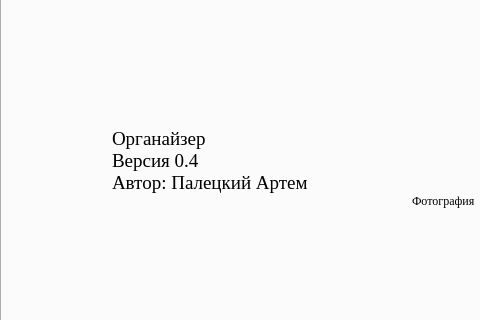
Old version of the form mainwindow.ui in the repository artempal/course_2016; both pictures show x 0 to 480 and y 96 to 416 of the 739 by 743 pixel window.
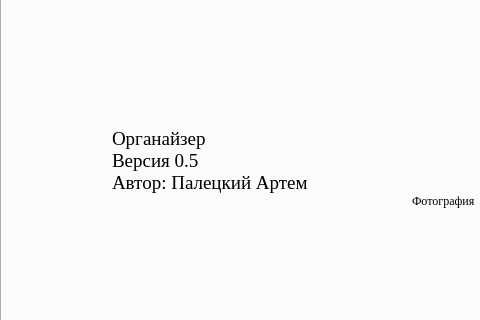
New version of the form. The open tabs and pages were chosen to show the change.

Commit message: изменен номер версии

```diff
--- a/mainwindow.ui
+++ b/mainwindow.ui
@@ -685,7 +685,7 @@
       </property>
       <property name="text">
        <string>Органайзер 
-Версия 0.4 
+Версия 0.5 
 Автор: Палецкий Артем</string>
       </property>
      </widget>
```
